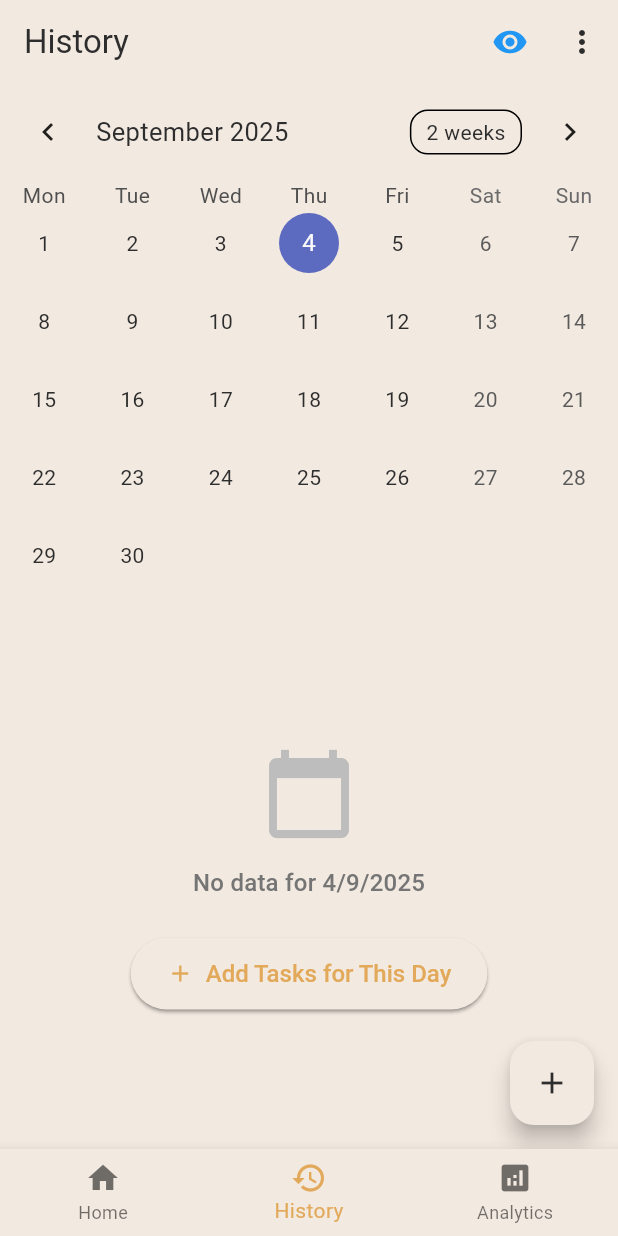
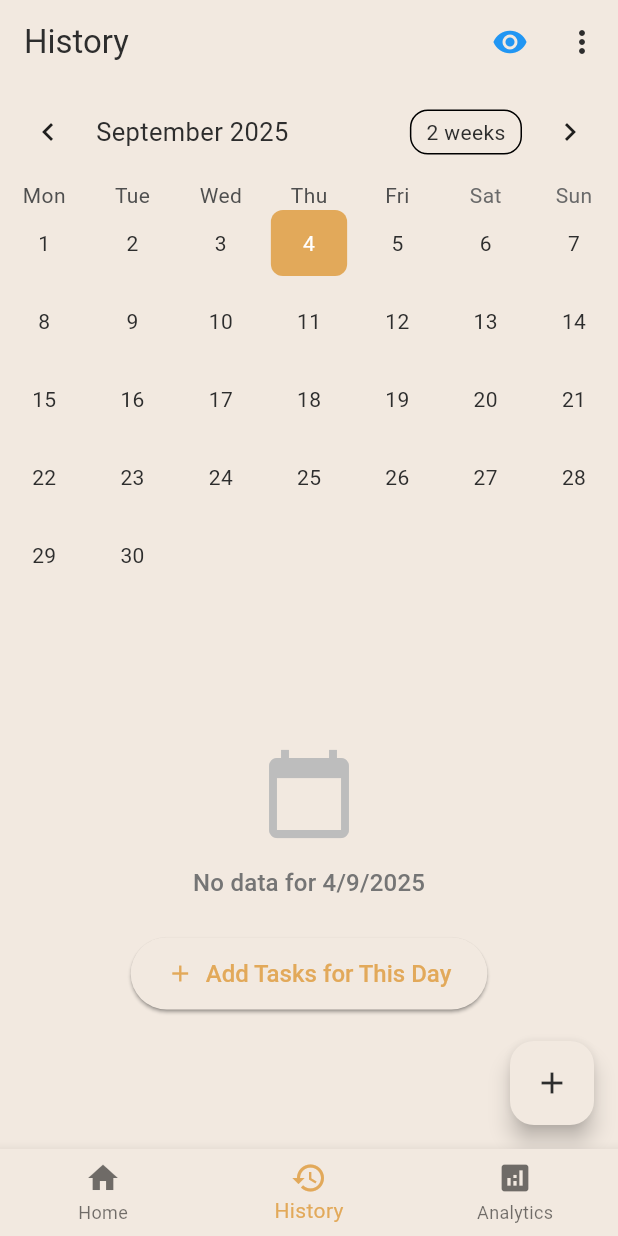
Before and after one commit to GMohammadRafi/LifeGrowth, a Flutter app: the screen it shows once a user with an empty profile is signed in, item 2 of the bottom bar chosen, after a tap on the "visibility off" icon, on a phone screen of 412 x 824 dp. Run offline on Flutter 3.47's test engine with Material 3 defaults, Android fonts, the phone set to English and light mode, and no system bars; drawn by our look-alikes of table_calendar; our stand-ins replace drift, firebase_analytics, firebase_core, fl_chart, flutter_dotenv, flutter_local_notifications and 6 more; accounts and stored records are empty; generated files the repository leaves out were written again.

Commit message:
feat(history): add edit daily entry screen and undo support
- Implement new EditDailyEntryScreen for editing historical entries
- Add undo functionality for task entry modifications
- Improve DynamicTaskForm with real-time updates and form key support
- Optimize history screen calendar with custom day rendering
- Load multiple months of data by default for better UX

```diff
--- a/life_growth/lib/screens/history_screen.dart
+++ b/life_growth/lib/screens/history_screen.dart
@@ -1,6 +1,5 @@
 import 'package:flutter/material.dart';
 import 'package:flutter/foundation.dart';
-import 'package:flutter/material.dart';
 import 'package:table_calendar/table_calendar.dart';
 import 'package:provider/provider.dart';
 import '../models/daily_entry.dart';
@@ -11,6 +10,7 @@ import '../services/supabase_service_v2.dart';
 import '../services/auth_service.dart';
 import '../services/telemetry_service.dart';
 import '../providers/undo_provider.dart';
+import 'edit_daily_entry_screen.dart';
 
 class HistoryScreen extends StatefulWidget {
   const HistoryScreen({super.key});
@@ -25,6 +25,7 @@ class HistoryScreenState extends State<HistoryScreen> {
   final ValueNotifier<DateTime> _focusedDay = ValueNotifier(DateTime.now());
   final ValueNotifier<bool> _isLoading = ValueNotifier(false);
   final ValueNotifier<bool> _includeDeleted = ValueNotifier(false);
+
 
   CalendarFormat _calendarFormat = CalendarFormat.month;
   Map<DateTime, DailyEntry> _entriesByDate = {};
@@ -70,12 +71,22 @@ class HistoryScreenState extends State<HistoryScreen> {
       _userTasks = tasks;
       _taskTypes = taskTypes;
 
-      // Load data for current month only (lazy loading)
-      await _loadMonthData(_focusedDay.value);
+      // Load data for current month and previous 2 months to show historical data by default
+      final now = DateTime.now();
+      final currentMonth = DateTime(now.year, now.month);
+      final previousMonth = DateTime(now.year, now.month - 1);
+      final twoMonthsAgo = DateTime(now.year, now.month - 2);
+
+      // Load multiple months in parallel for better performance
+      await Future.wait([
+        _loadMonthData(currentMonth),
+        _loadMonthData(previousMonth),
+        _loadMonthData(twoMonthsAgo),
+      ]);
 
       _isLoading.value = false;
 
-      // Update selected entries
+      // Update selected entries to show today's tasks by default
       _selectedEntries.value = _getEntriesForDay(_selectedDay.value);
     } catch (e) {
       _isLoading.value = false;
@@ -303,16 +314,18 @@ void _onDaySelected(DateTime selectedDay, DateTime focusedDay) {
 
     final result = await Navigator.of(context).push<bool>(
       MaterialPageRoute(
-        builder: (context) => IconButton(
-          icon: const Icon(Icons.edit),
-          onPressed: () => _editEntry(entry),
-          tooltip: 'Edit',
+        builder: (context) => EditDailyEntryScreen(
+          dailyEntry: entry,
+          taskEntries: taskEntries,
+          userTasks: _userTasks,
+          taskTypes: _taskTypes,
         ),
       ),
     );
 
     if (result == true) {
       await _loadHistoryData();
+      _selectedEntries.value = _getEntriesForDay(_selectedDay.value);
     }
   }
 
@@ -400,6 +413,32 @@ void _onDaySelected(DateTime selectedDay, DateTime focusedDay) {
     );
   }
 
+  Widget _buildCalendarDay(DateTime day, bool isToday, {bool isSelected = false}) {
+
+    return Container(
+      margin: const EdgeInsets.all(4.0),
+      decoration: BoxDecoration(
+        color: isSelected
+            ? Theme.of(context).primaryColor
+            : isToday
+                ? Theme.of(context).primaryColor.withOpacity(0.3)
+                : null,
+        borderRadius: BorderRadius.circular(8.0),
+      ),
+      child: Center(
+        child: Text(
+          '${day.day}',
+          style: TextStyle(
+            color: isSelected || isToday
+                ? Colors.white
+                : null,
+            fontWeight: isToday ? FontWeight.bold : null,
+          ),
+        ),
+      ),
+    );
+  }
+
   Widget _buildOptimizedCalendar() {
     // Only rebuild calendar when focused day changes significantly
     final currentMonth = DateTime(_focusedDay.value.year, _focusedDay.value.month);
@@ -423,6 +462,17 @@ void _onDaySelected(DateTime selectedDay, DateTime focusedDay) {
                     startingDayOfWeek: StartingDayOfWeek.monday,
                     calendarStyle: const CalendarStyle(
                       outsideDaysVisible: false,
+                    ),
+                    calendarBuilders: CalendarBuilders(
+                      defaultBuilder: (context, day, focusedDay) {
+                        return _buildCalendarDay(day, false);
+                      },
+                      todayBuilder: (context, day, focusedDay) {
+                        return _buildCalendarDay(day, true);
+                      },
+                      selectedBuilder: (context, day, focusedDay) {
+                        return _buildCalendarDay(day, false, isSelected: true);
+                      },
                     ),
                     onDaySelected: _onDaySelected,
                     onFormatChanged: (format) {
```
Also changed, not shown: life_growth/lib/screens/edit_daily_entry_screen.dart (added, +274 -0 lines), life_growth/lib/screens/home_screen.dart (+20 -3 lines), life_growth/lib/widgets/dynamic_task_form.dart (+35 -14 lines). Lines whose indentation alone changed are shown as unchanged.
